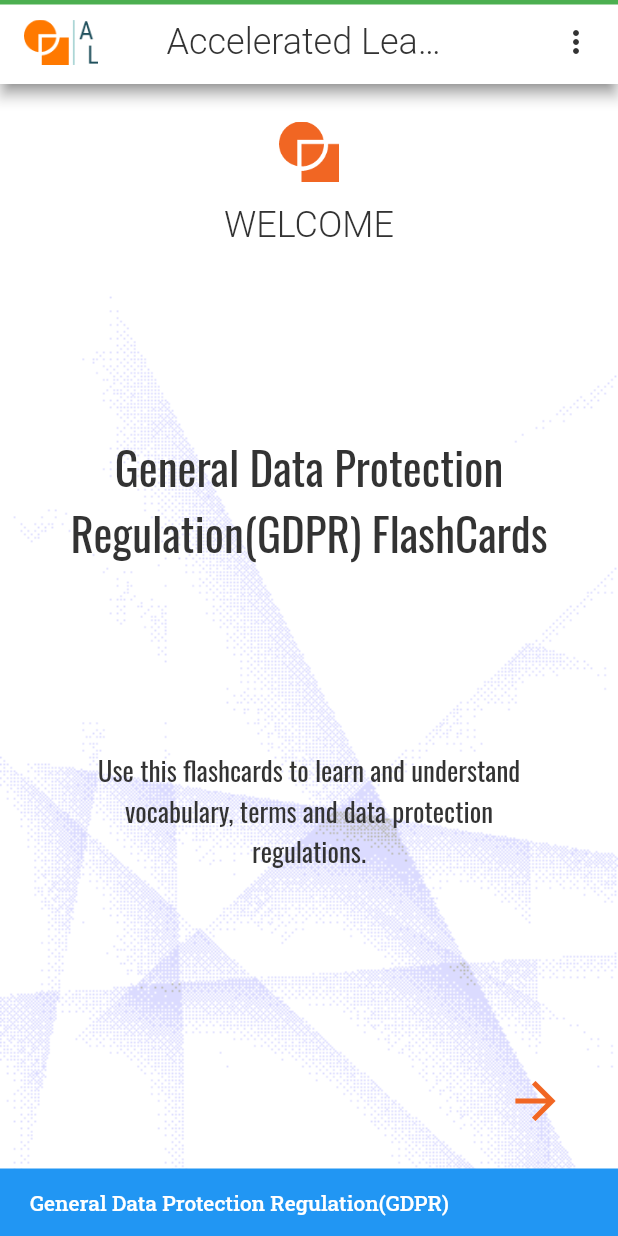
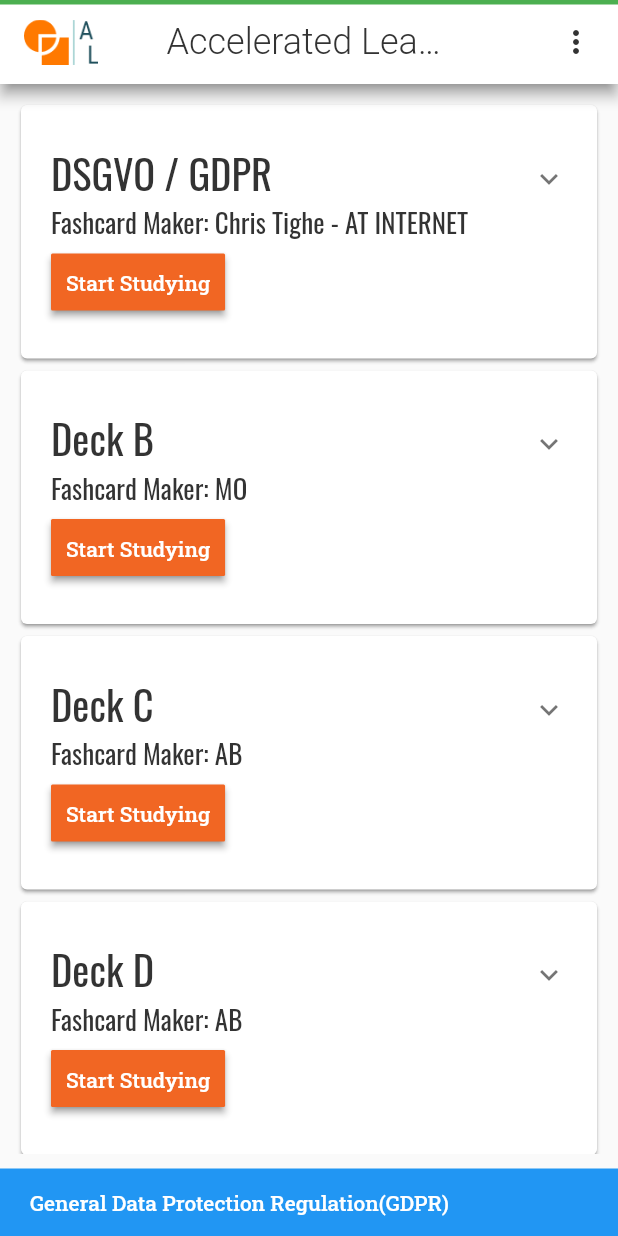
Before and after one commit to iwilfried/Flutter-Flashcards-Portrait-X, a Flutter app: the screen it shows after launch, after a tap on the "arrow forward" icon, on a phone screen of 412 x 824 dp. Run offline on Flutter 3.47's test engine with Material 2 defaults, Android fonts, the phone set to English and light mode, and no system bars; drawn by our look-alikes of auto_size_text; our stand-ins replace google_fonts.

Commit message:
adding categories screen

```diff
--- /dev/null
+++ b/lib/screens/categories_screen.dart
@@ -0,0 +1,131 @@
+import 'package:auto_size_text/auto_size_text.dart';
+import 'package:flutter/material.dart';
+import 'package:google_fonts/google_fonts.dart';
+
+import '../models/category.dart';
+
+class CategoriesScreen extends StatefulWidget {
+  final List<Category> categories;
+  final String title;
+  final String lesson;
+  const CategoriesScreen(
+      {Key? key,
+      required this.categories,
+      required this.title,
+      required this.lesson})
+      : super(key: key);
+
+  @override
+  State<CategoriesScreen> createState() => _CategoriesScreenState();
+}
+
+class _CategoriesScreenState extends State<CategoriesScreen> {
+  int selected = -1;
+
+  @override
+  Widget build(BuildContext context) {
+    final width = MediaQuery.of(context).size.width;
+
+    return Scaffold(
+        body: Container(
+      padding: const EdgeInsets.all(10),
+      child: ListView.builder(
+          itemCount: widget.categories.length,
+          itemBuilder: (context, index) {
+            return Card(
+              child: ExpansionTile(
+                key: GlobalKey(),
+                initiallyExpanded: index == selected,
+                onExpansionChanged: ((newState) {
+                  if (newState) {
+                    setState(() {
+                      const Duration(seconds: 20000);
+                      selected = index;
+                    });
+                  } else {
+                    setState(() {
+                      selected = -1;
+                    });
+                  }
+                }),
+                tilePadding: const EdgeInsets.all(20),
+                title: SizedBox(
+                  width: MediaQuery.of(context).size.width,
+                  child: Column(
+                    crossAxisAlignment: CrossAxisAlignment.start,
+                    children: [
+                      AutoSizeText(
+                        widget.categories[index].categoryName,
+                        maxLines: 1,
+                        style: GoogleFonts.oswald(
+                            textStyle: TextStyle(
+                          fontWeight: FontWeight.w400,
+                          color: Theme.of(context).primaryColor,
+                          fontSize: 27,
+                        )),
+                      ),
+                      AutoSizeText(
+                        "Fashcard Maker: ${widget.categories[index].flashCardMaker}",
+                        maxLines: 1,
+                        textAlign: TextAlign.start,
+                        style: GoogleFonts.oswald(
+                            textStyle: TextStyle(
+                          color: Theme.of(context).primaryColor,
+                          fontSize: 18,
+                        )),
+                      ),
+                    ],
+                  ),
+                ),
+                subtitle: Padding(
+                  padding: const EdgeInsets.symmetric(vertical: 2),
+                  child: Row(
+                    mainAxisAlignment: MainAxisAlignment.start,
+                    crossAxisAlignment: CrossAxisAlignment.center,
+                    children: [
+                      ElevatedButton(
+                        style: ElevatedButton.styleFrom(
+                          primary: const Color(0xffF16623),
+                          shape: RoundedRectangleBorder(
+                              borderRadius: BorderRadius.circular(1.0)),
+                          padding: const EdgeInsets.all(10.0),
+                        ),
+                        onPressed: () => {},
+                        child: Text('Start Studying',
+                            style: GoogleFonts.robotoSlab(
+                                textStyle: const TextStyle(
+                              color: Colors.white,
+                              fontWeight: FontWeight.w500,
+                              fontSize: 14,
+                            ))),
+                      ),
+                    ],
+                  ),
+                ),
+                children: [
+                  const Divider(
+                    height: 1,
+                    thickness: 2,
+                  ),
+                  Container(
+                    width: width,
+                    padding: const EdgeInsets.symmetric(
+                        horizontal: 20, vertical: 15),
+                    child: Text(
+                      widget.categories[index].explanation,
+                      textAlign: TextAlign.start,
+                      style: GoogleFonts.oswald(
+                          textStyle: TextStyle(
+                        fontWeight: FontWeight.normal,
+                        color: Theme.of(context).primaryColor,
+                        fontSize: 15,
+                      )),
+                    ),
+                  ),
+                ],
+              ),
+            );
+          }),
+    ));
+  }
+}
--- /dev/null
+++ b/lib/screens/home_screen.dart
@@ -0,0 +1,123 @@
+import 'package:auto_size_text/auto_size_text.dart';
+import 'package:flutter/material.dart';
+import 'package:google_fonts/google_fonts.dart';
+
+class HomeScreen extends StatefulWidget {
+  final String title;
+  final Function startLesson;
+  const HomeScreen({Key? key, required this.title, required this.startLesson})
+      : super(key: key);
+
+  @override
+  State<HomeScreen> createState() => _HomeScreenState();
+}
+
+class _HomeScreenState extends State<HomeScreen> {
+  @override
+  Widget build(BuildContext context) {
+    double width = MediaQuery.of(context).size.width;
+    double height = MediaQuery.of(context).size.height;
+    bool isPortrait =
+        MediaQuery.of(context).orientation == Orientation.portrait;
+    return Container(
+      padding: const EdgeInsets.symmetric(vertical: 15, horizontal: 5),
+      width: width,
+      height: height,
+      decoration: BoxDecoration(
+          image: DecorationImage(
+              colorFilter: ColorFilter.mode(
+                  Theme.of(context).backgroundColor.withOpacity(0.9),
+                  BlendMode.darken),
+              image: AssetImage(isPortrait
+                  ? "assets/images/backPortrait.png"
+                  : "assets/images/backLandscape.png"),
+              fit: BoxFit.cover)),
+      child: Padding(
+        padding:
+            const EdgeInsets.only(top: 10, bottom: 10, right: 20, left: 20),
+        child: Column(
+          crossAxisAlignment: CrossAxisAlignment.center,
+          mainAxisAlignment: MainAxisAlignment.spaceAround,
+          children: [
+            isPortrait
+                ? Column(
+                    children: [
+                      Image.asset('assets/images/view.png',
+                          width: 40, height: 40),
+                      const SizedBox(
+                        height: 15,
+                      ),
+                      AutoSizeText(
+                        'WELCOME',
+                        style: GoogleFonts.roboto(
+                            textStyle: TextStyle(
+                                color: Theme.of(context).primaryColor,
+                                fontSize: 24,
+                                fontWeight: FontWeight.w300)),
+                      ),
+                    ],
+                  )
+                : Row(
+                    mainAxisAlignment: MainAxisAlignment.center,
+                    crossAxisAlignment: CrossAxisAlignment.center,
+                    children: [
+                      Image.asset('assets/images/view.png',
+                          width: 40, height: 40),
+                      const SizedBox(
+                        width: 20,
+                      ),
+                      AutoSizeText(
+                        'WELCOME',
+                        style: GoogleFonts.roboto(
+                            textStyle: TextStyle(
+                                color: Theme.of(context).primaryColor,
+                                fontSize: 24,
+                                fontWeight: FontWeight.w300)),
+                      ),
+                    ],
+                  ),
+            const Spacer(),
+            AutoSizeText(
+              '${widget.title} FlashCards',
+              maxLines: 4,
+              textAlign: TextAlign.center,
+              style: GoogleFonts.oswald(
+                  textStyle: TextStyle(
+                color: Theme.of(context).primaryColor,
+                fontSize: 30,
+              )),
+            ),
+            const Spacer(),
+            Padding(
+              padding: const EdgeInsets.symmetric(horizontal: 30),
+              child: AutoSizeText(
+                'Use this flashcards to learn and understand vocabulary, terms and data protection regulations.',
+                maxLines: 5,
+                textAlign: TextAlign.center,
+                style: GoogleFonts.oswald(
+                    textStyle: TextStyle(
+                  color: Theme.of(context).primaryColor,
+                  fontSize: 18,
+                )),
+              ),
+            ),
+            const Spacer(),
+            Row(
+              mainAxisAlignment: MainAxisAlignment.end,
+              crossAxisAlignment: CrossAxisAlignment.center,
+              children: [
+                Padding(
+                  padding: const EdgeInsets.symmetric(horizontal: 10.0),
+                  child: IconButton(
+                      onPressed: () => widget.startLesson(),
+                      icon: const Icon(Icons.arrow_forward_sharp,
+                          size: 40, color: Color(0xffF16623))),
+                )
+              ],
+            ),
+          ],
+        ),
+      ),
+    );
+  }
+}
--- a/lib/screens/main_screen.dart
+++ b/lib/screens/main_screen.dart
@@ -1,10 +1,13 @@
 import 'dart:convert';
+import 'dart:ui';
 
 import 'package:auto_size_text/auto_size_text.dart';
 import 'package:flutter/material.dart';
 import 'package:google_fonts/google_fonts.dart';
 
 import '../models/category.dart';
+import 'categories_screen.dart';
+import 'home_screen.dart';
 
 class MainScreen extends StatefulWidget {
   const MainScreen({Key? key}) : super(key: key);
@@ -14,9 +17,19 @@ class MainScreen extends StatefulWidget {
 }
 
 class _MainScreenState extends State<MainScreen> {
+  int page = 0;
+  List<Widget> list = [];
+
   List<Category> categories = [];
   String title = "";
   String lesson = "";
+
+  PageController pageControllerH = PageController();
+
+  void startLesson() {
+    pageControllerH.nextPage(
+        duration: const Duration(milliseconds: 3), curve: Curves.fastOutSlowIn);
+  }
 
   Future<void> loadData() async {
     String data =
@@ -28,21 +41,27 @@ class _MainScreenState extends State<MainScreen> {
       lesson = jsonResult['lesson'];
       categories =
           List<Category>.from(catJson.map((e) => Category.fromJson(e)));
+      list = [
+        HomeScreen(startLesson: startLesson, title: title),
+        CategoriesScreen(categories: categories, title: title, lesson: lesson),
+      ];
     });
   }
 
   @override
   void initState() {
     loadData();
+    setState(() {
+      list = [
+        HomeScreen(startLesson: startLesson, title: title),
+        CategoriesScreen(categories: categories, title: title, lesson: lesson),
+      ];
+    });
     super.initState();
   }
 
   @override
   Widget build(BuildContext context) {
-    double width = MediaQuery.of(context).size.width;
-    double height = MediaQuery.of(context).size.height;
-    bool isPortrait =
-        MediaQuery.of(context).orientation == Orientation.portrait;
     return Scaffold(
       appBar: AppBar(
         shape: const Border(top: BorderSide(color: Colors.green, width: 3)),
@@ -110,107 +129,20 @@ class _MainScreenState extends State<MainScreen> {
         body: Column(
           children: [
             Expanded(
-              child: Container(
-                padding:
-                    const EdgeInsets.symmetric(vertical: 15, horizontal: 5),
-                width: width,
-                height: height,
-                decoration: BoxDecoration(
-                    image: DecorationImage(
-                        colorFilter: ColorFilter.mode(
-                            Theme.of(context).backgroundColor.withOpacity(0.9),
-                            BlendMode.darken),
-                        image: AssetImage(isPortrait
-                            ? "assets/images/backPortrait.png"
-                            : "assets/images/backLandscape.png"),
-                        fit: BoxFit.cover)),
-                child: Padding(
-                  padding: const EdgeInsets.only(
-                      top: 10, bottom: 10, right: 20, left: 20),
-                  child: Column(
-                    crossAxisAlignment: CrossAxisAlignment.center,
-                    mainAxisAlignment: MainAxisAlignment.spaceAround,
-                    children: [
-                      isPortrait
-                          ? Column(
-                              children: [
-                                Image.asset('assets/images/view.png',
-                                    width: 40, height: 40),
-                                const SizedBox(
-                                  height: 15,
-                                ),
-                                AutoSizeText(
-                                  'WELCOME',
-                                  style: GoogleFonts.roboto(
-                                      textStyle: TextStyle(
-                                          color: Theme.of(context).primaryColor,
-                                          fontSize: 24,
-                                          fontWeight: FontWeight.w300)),
-                                ),
-                              ],
-                            )
-                          : Row(
-                              mainAxisAlignment: MainAxisAlignment.center,
-                              crossAxisAlignment: CrossAxisAlignment.center,
-                              children: [
-                                Image.asset('assets/images/view.png',
-                                    width: 40, height: 40),
-                                const SizedBox(
-                                  width: 20,
-                                ),
-                                AutoSizeText(
-                                  'WELCOME',
-                                  style: GoogleFonts.roboto(
-                                      textStyle: TextStyle(
-                                          color: Theme.of(context).primaryColor,
-                                          fontSize: 24,
-                                          fontWeight: FontWeight.w300)),
-                                ),
-                              ],
-                            ),
-                      const Spacer(),
-                      AutoSizeText(
-                        '$title FlashCards',
-                        maxLines: 4,
-                        textAlign: TextAlign.center,
-                        style: GoogleFonts.oswald(
-                            textStyle: TextStyle(
-                          color: Theme.of(context).primaryColor,
-                          fontSize: 30,
-                        )),
-                      ),
-                      const Spacer(),
-                      Padding(
-                        padding: const EdgeInsets.symmetric(horizontal: 30),
-                        child: AutoSizeText(
-                          'Use this flashcards to learn and understand vocabulary, terms and data protection regulations.',
-                          maxLines: 5,
-                          textAlign: TextAlign.center,
-                          style: GoogleFonts.oswald(
-                              textStyle: TextStyle(
-                            color: Theme.of(context).primaryColor,
-                            fontSize: 18,
-                          )),
-                        ),
-                      ),
-                      const Spacer(),
-                      Row(
-                        mainAxisAlignment: MainAxisAlignment.end,
-                        crossAxisAlignment: CrossAxisAlignment.center,
-                        children: [
-                          Padding(
-                            padding:
-                                const EdgeInsets.symmetric(horizontal: 10.0),
-                            child: IconButton(
-                                onPressed: () => {},
-                                icon: const Icon(Icons.arrow_forward_sharp,
-                                    size: 40, color: Color(0xffF16623))),
-                          )
-                        ],
-                      ),
-                    ],
-                  ),
-                ),
+              child: PageView(
+                onPageChanged: (int newpage) {
+                  setState(() {
+                    page = newpage;
+                  });
+                },
+                scrollDirection: Axis.horizontal,
+                controller: pageControllerH,
+                scrollBehavior:
+                    ScrollConfiguration.of(context).copyWith(dragDevices: {
+                  PointerDeviceKind.touch,
+                  PointerDeviceKind.mouse,
+                }),
+                children: list,
               ),
             ),
             Container(
```
